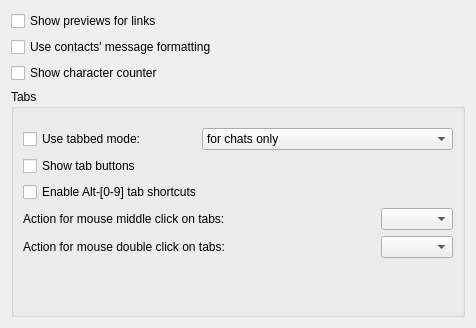
Qt form src/options/opt_messages_common.ui (psi-im/psi) before a commit.
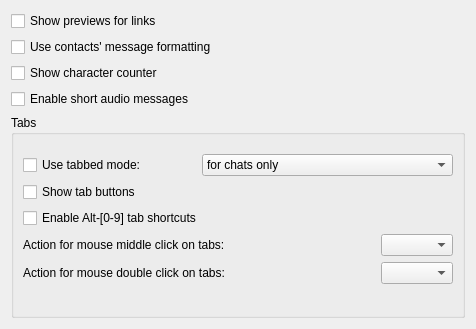
The same form after that commit.

Commit message: Added option to enable/disable audio record button

Patch:
```diff
--- a/src/options/opt_messages_common.ui
+++ b/src/options/opt_messages_common.ui
@@ -7,7 +7,7 @@
     <x>0</x>
     <y>0</y>
     <width>476</width>
-    <height>328</height>
+    <height>329</height>
    </rect>
   </property>
   <property name="windowTitle">
@@ -48,6 +48,16 @@
      </property>
     </widget>
    </item>
+   <item>
+    <widget class="QCheckBox" name="ck_audioMessage">
+     <property name="toolTip">
+      <string>Record and share short audio message</string>
+     </property>
+     <property name="text">
+      <string>Enable short audio messages</string>
+     </property>
+    </widget>
+   </item>
    <item>
     <widget class="QGroupBox" name="groupBox">
      <property name="title">
```
The commit also changes 6 other files.
